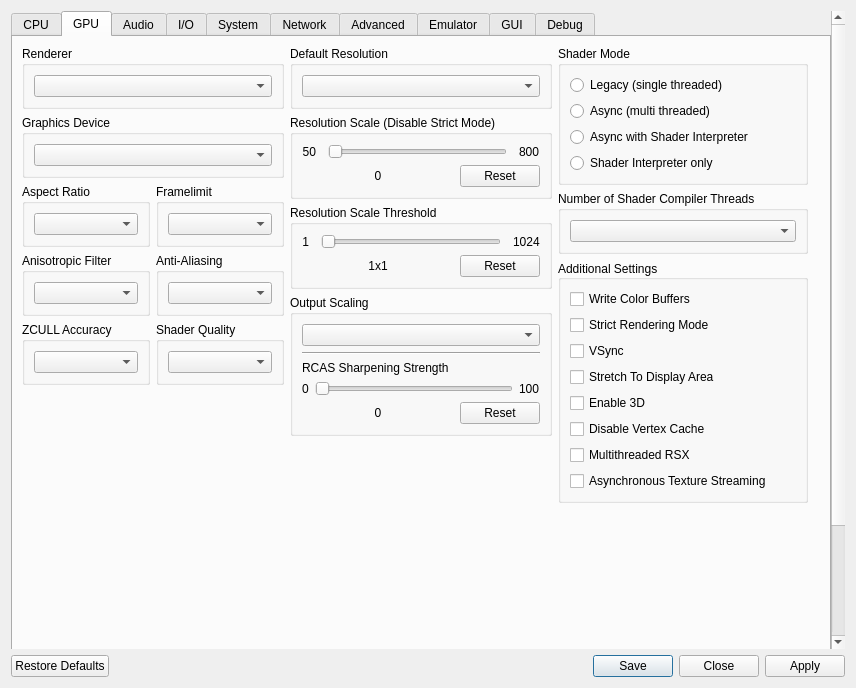
First picture: the form in rpcs3/rpcs3qt/settings_dialog.ui, repository RPCS3/rpcs3, before the edit.
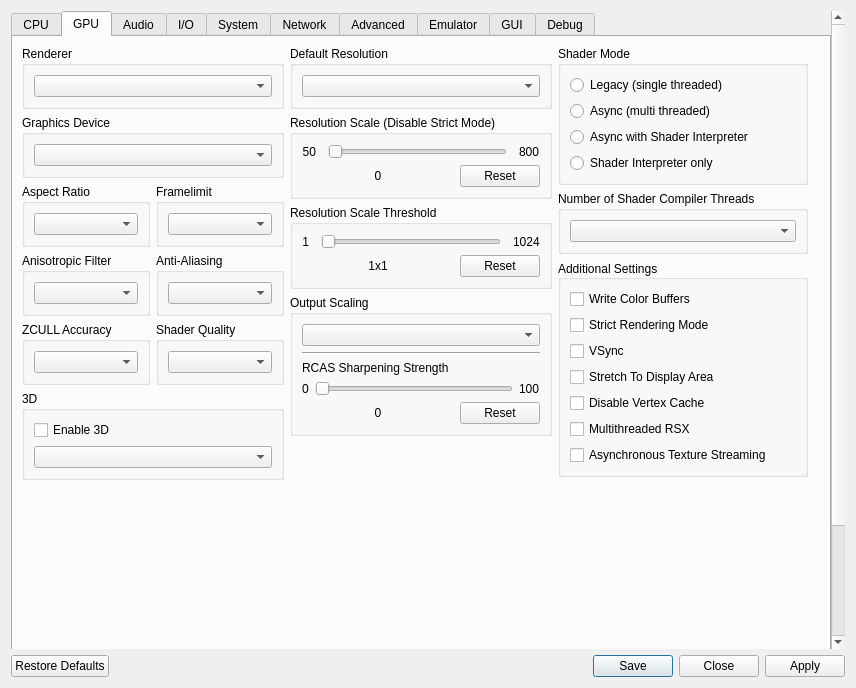
Second picture: the form after the edit. The open tabs and pages were chosen to show the change. Icons and pictures are not drawn.

Commit message: (WIP) Stereo 3D improvements

Diff of the .ui file:
```diff
--- a/rpcs3/rpcs3qt/settings_dialog.ui
+++ b/rpcs3/rpcs3qt/settings_dialog.ui
@@ -559,6 +559,43 @@
               </layout>
              </widget>
             </item>
+            <item>
+             <widget class="QWidget" name="widget_gpu_4" native="true">
+              <layout class="QHBoxLayout" name="widget_gpu_3_layout" stretch="1,1">
+               <property name="leftMargin">
+                <number>0</number>
+               </property>
+               <property name="topMargin">
+                <number>0</number>
+               </property>
+               <property name="rightMargin">
+                <number>0</number>
+               </property>
+               <property name="bottomMargin">
+                <number>0</number>
+               </property>
+               <item>
+                <widget class="QGroupBox" name="gb_3dMode">
+                 <property name="title">
+                  <string>3D</string>
+                 </property>
+                 <layout class="QVBoxLayout" name="gb_3dMode_layout">
+                 <item>
+                <widget class="QCheckBox" name="Enable3D">
+                 <property name="text">
+                  <string>Enable 3D</string>
+                 </property>
+                </widget>
+               </item>
+                  <item>
+                   <widget class="QComboBox" name="stereo_render_mode"/>
+                  </item>
+                 </layout>
+                </widget>
+               </item>
+              </layout>
+             </widget>
+            </item>
             <item>
              <spacer name="gpu_tab_layout_right_spacer">
               <property name="orientation">
@@ -969,13 +1006,7 @@
                  </property>
                 </widget>
                </item>
-               <item>
-                <widget class="QCheckBox" name="Enable3D">
-                 <property name="text">
-                  <string>Enable 3D</string>
-                 </property>
-                </widget>
-               </item>
+               
                <item>
                 <widget class="QCheckBox" name="disableVertexCache">
                  <property name="text">
```
The commit also changes 12 other files.
